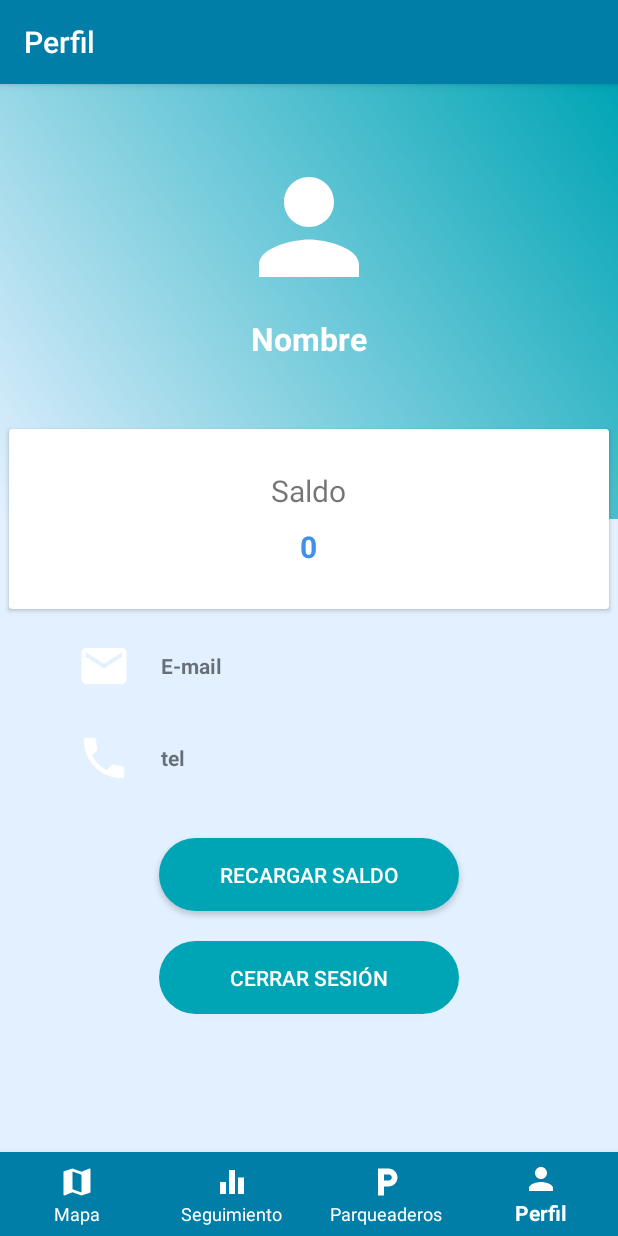
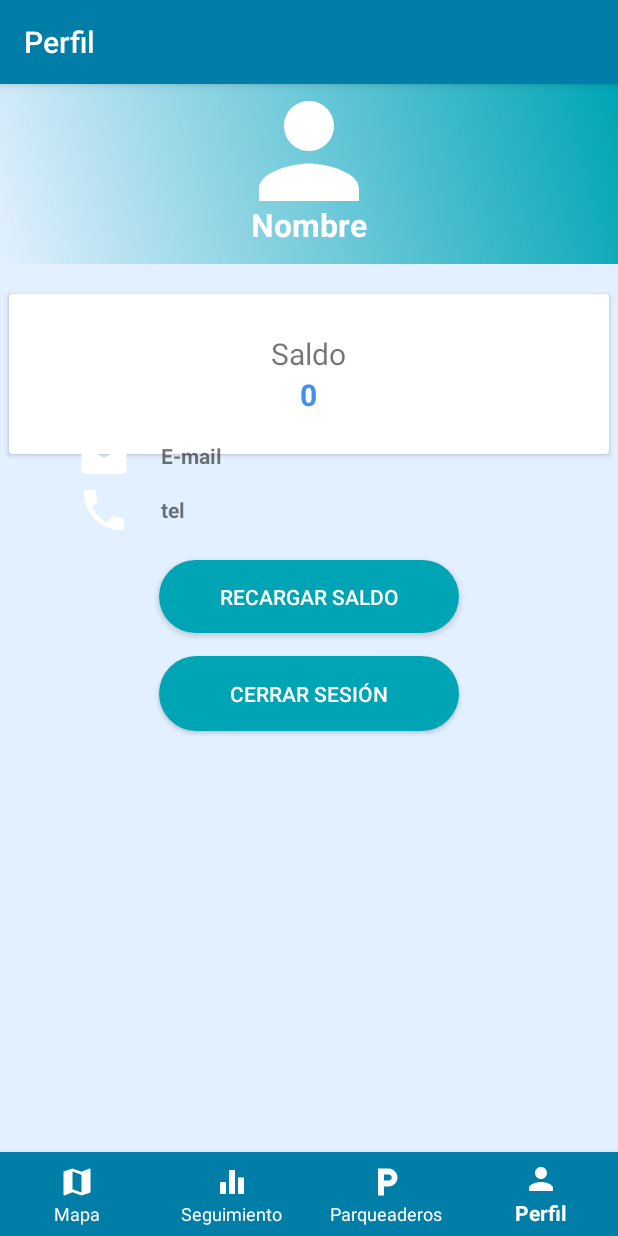
Before and after one commit to mpfranco10/ParkingLot, an Android app: the NotificationsFragment screen opened through its navigation route, on a phone screen of 412 x 824 dp. Run offline under Robolectric (Android 15) with nearby library versions, the phone set to English and light mode, and no system bars; our stand-ins replace Firebase (no records; nobody signed in at launch, a user with empty details on screens opened directly), navigation-ui.

Commit message:
Arreglo boton de cerrar sesion, restricciones a telefono

```diff
--- a/app/src/main/res/layout/fragment_notifications.xml
+++ b/app/src/main/res/layout/fragment_notifications.xml
@@ -10,9 +10,11 @@
         android:layout_width="match_parent"
         android:layout_height="match_parent"
         android:background="#E3F0FF"
+        android:fontFamily="sans-serif-medium"
         android:orientation="vertical"
-        android:fontFamily="sans-serif-medium"
-        tools:context="com.example.parkinglot.ProfileActivity">
+        tools:context="com.example.parkinglot.ProfileActivity"
+        tools:layout_editor_absoluteX="0dp"
+        tools:layout_editor_absoluteY="-58dp">
 
         <RelativeLayout
             android:layout_width="match_parent"
@@ -20,7 +22,7 @@
 
             <LinearLayout
                 android:layout_width="match_parent"
-                android:layout_height="290dp"
+                android:layout_height="120dp"
                 android:background="@drawable/gradientbackground"
                 android:orientation="vertical">
 
@@ -28,7 +30,7 @@
                     android:layout_width="100dp"
                     android:layout_height="100dp"
                     android:layout_gravity="center_horizontal"
-                    android:layout_marginTop="45dp"
+                    android:layout_marginTop="-5dp"
                     android:src="@drawable/ic_person_black_24dp" />
 
                 <TextView
@@ -36,7 +38,7 @@
                     android:layout_width="wrap_content"
                     android:layout_height="wrap_content"
                     android:layout_gravity="center_horizontal"
-                    android:layout_marginTop="10dp"
+                    android:layout_marginTop="-15dp"
                     android:text="Nombre"
                     android:textColor="#fff"
                     android:textSize="21sp"
@@ -45,9 +47,9 @@
 
             <androidx.cardview.widget.CardView
                 android:layout_width="400dp"
-                android:layout_height="120dp"
+                android:layout_height="160px"
                 android:layout_centerHorizontal="true"
-                android:layout_marginTop="230dp">
+                android:layout_marginTop="140dp">
 
                 <LinearLayout
                     android:layout_width="match_parent"
@@ -72,7 +74,7 @@
                             android:id="@+id/tv_saldo"
                             android:layout_width="wrap_content"
                             android:layout_height="wrap_content"
-                            android:paddingTop="10dp"
+                            android:paddingTop="0dp"
                             android:text="0"
                             android:textColor="@color/startblue"
                             android:textSize="20sp"
@@ -87,7 +89,7 @@
             android:layout_width="360dp"
             android:layout_height="wrap_content"
             android:layout_gravity="center"
-            android:layout_marginTop="0dp"
+            android:layout_marginTop="-140dp"
             android:orientation="vertical">
 
             <LinearLayout
@@ -115,7 +117,7 @@
             <LinearLayout
                 android:layout_width="match_parent"
                 android:layout_height="wrap_content"
-                android:layout_marginTop="25dp"
+                android:layout_marginTop="0dp"
                 android:orientation="horizontal"
                 android:paddingLeft="25dp">
 
@@ -125,32 +127,32 @@
                     android:src="@drawable/ic_local_phone_black_24dp" />
 
                 <TextView
+                    android:id="@+id/text_edad2"
                     android:layout_width="wrap_content"
                     android:layout_height="wrap_content"
                     android:layout_gravity="center_vertical"
                     android:paddingLeft="20dp"
-                    android:id="@+id/text_edad2"
                     android:text="tel"
                     android:textStyle="bold" />
             </LinearLayout>
         </LinearLayout>
 
         <Button
+            android:id="@+id/bRecargar"
             android:layout_width="200dp"
             android:layout_height="wrap_content"
-            android:id="@+id/bRecargar"
             android:layout_gravity="center_horizontal"
-            android:layout_marginTop="35dp"
+            android:layout_marginTop="15dp"
             android:background="@drawable/buttonstyle"
             android:text="Recargar saldo"
             android:textColor="#fff" />
 
         <Button
+            android:id="@+id/bClose"
             android:layout_width="200dp"
-            android:layout_height="wrap_content"
-            android:id="@+id/bClose"
+            android:layout_height="50dp"
             android:layout_gravity="center_horizontal"
-            android:layout_marginTop="20dp"
+            android:layout_marginTop="15dp"
             android:background="@drawable/buttonstyle"
             android:text="Cerrar sesión"
             android:textColor="#fff" />
```
